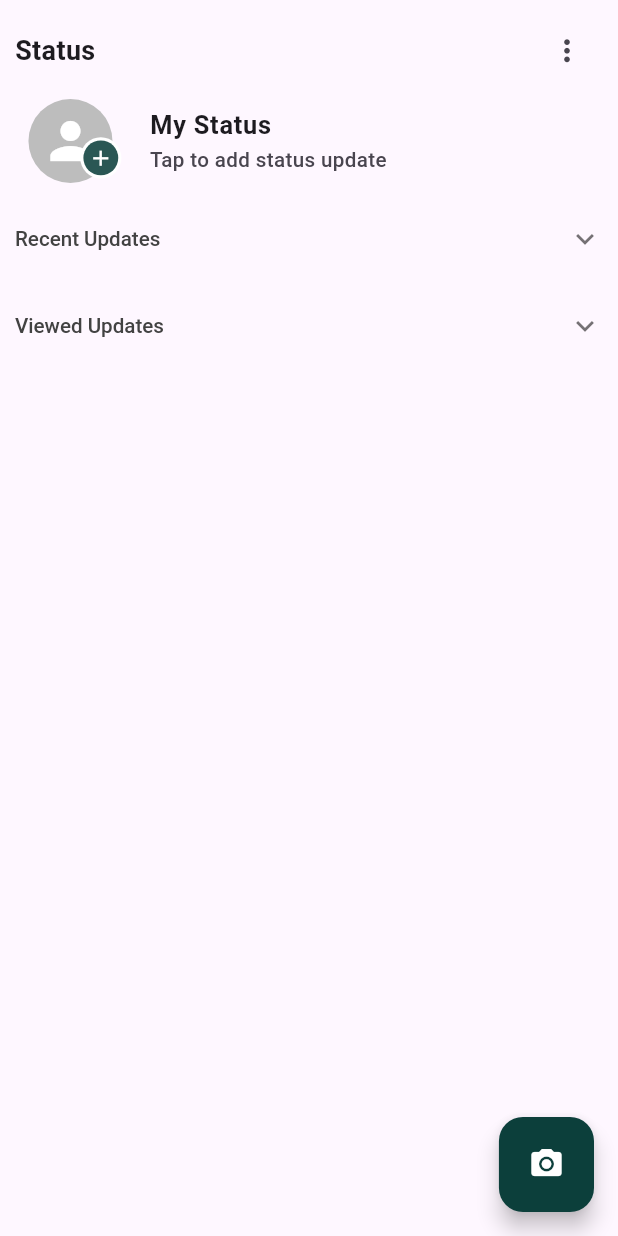
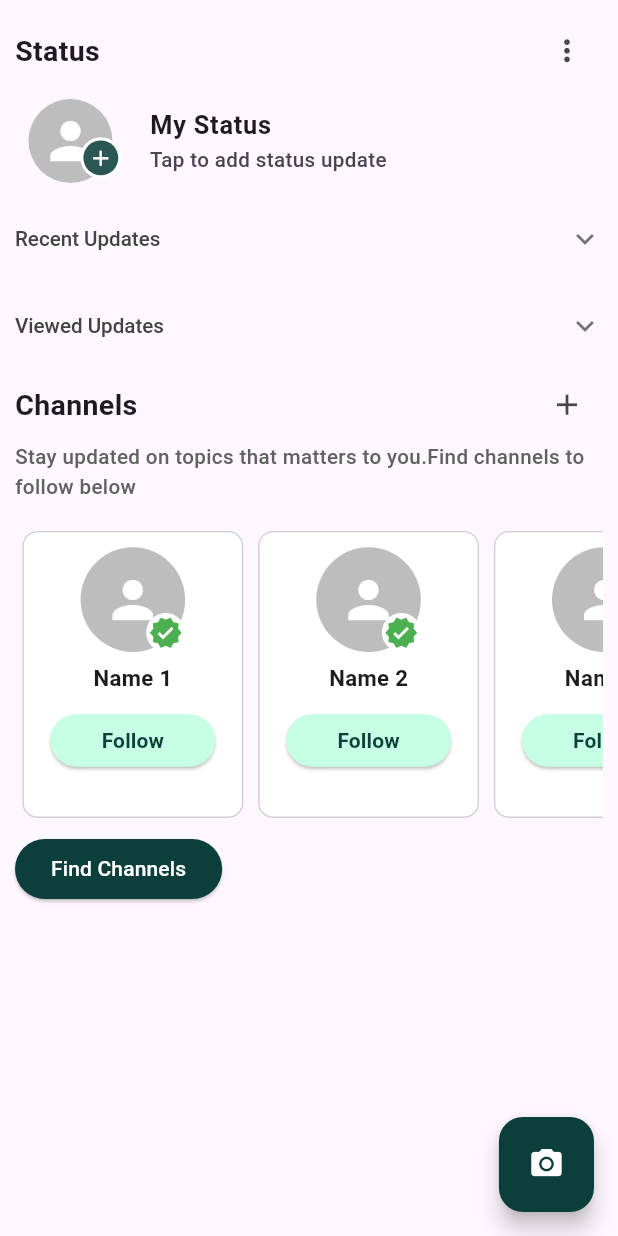
Before and after one commit to MohamdAshiq/WhatsApp-UI, a Flutter app: the UpdatesScreen screen opened directly, on a phone screen of 412 x 824 dp. Run offline on Flutter 3.47's test engine with Material 2 defaults, Android fonts, the phone set to English and light mode, and no system bars; our stand-ins replace flutter_screenutil.

Commit message:
Completed the UI Works of Channel Section

```diff
--- /dev/null
+++ b/lib/Screens/Updates Screen/channels_section.dart
@@ -0,0 +1,129 @@
+import 'package:flutter/material.dart';
+import 'package:flutter_screenutil/flutter_screenutil.dart';
+import 'package:whatsapp_ui/Constants/constants.dart';
+
+import '../../Widgets/icon_button_widget.dart';
+
+class ChannelsSection extends StatelessWidget {
+  const ChannelsSection({super.key});
+
+  @override
+  Widget build(BuildContext context) {
+    return Column(
+      crossAxisAlignment: CrossAxisAlignment.start,
+      children: [
+        Row(
+          mainAxisAlignment: MainAxisAlignment.spaceBetween,
+          children: [
+            Text(
+              "Channels",
+              style: TextStyle(
+                fontSize: 18.sp,
+                fontWeight: FontWeight.w600,
+              ),
+            ),
+            IconButtonWidget(
+              onpressed: () {},
+              icon: Icons.add,
+              size: 23,
+            )
+          ],
+        ),
+        Padding(
+          padding: const EdgeInsets.only(bottom: 10),
+          child: Text(
+            "Stay updated on topics that matters to you.Find channels to follow below",
+            style: TextStyle(
+              fontSize: 13.sp,
+              fontWeight: FontWeight.w500,
+              color: Colors.grey[700],
+            ),
+          ),
+        ),
+        SizedBox(
+          height: 200.h,
+          width: double.infinity,
+          child: ListView.builder(
+            scrollDirection: Axis.horizontal,
+            itemCount: 10,
+            itemBuilder: (context, index) => Container(
+              padding: const EdgeInsets.all(10),
+              margin: const EdgeInsets.symmetric(horizontal: 5, vertical: 10),
+              width: MediaQuery.of(context).size.width / 2.8,
+              decoration: BoxDecoration(
+                color: Colors.white,
+                border:
+                    Border.all(color: Colors.grey.withOpacity(0.5), width: 0.9),
+                borderRadius: const BorderRadius.all(
+                  Radius.circular(
+                    10,
+                  ),
+                ),
+              ),
+              child: Column(
+                children: [
+                  Stack(
+                    alignment: Alignment.bottomRight,
+                    children: [
+                      CircleAvatar(
+                        backgroundColor: Colors.grey[400],
+                        foregroundColor: Colors.white,
+                        radius: 33.r,
+                        child: const Icon(
+                          Icons.person,
+                          size: 40,
+                        ),
+                      ),
+                      const CircleAvatar(
+                        radius: 13,
+                        backgroundColor: Colors.white,
+                        child: Icon(
+                          Icons.verified,
+                          size: 23,
+                          color: Colors.green,
+                        ),
+                      )
+                    ],
+                  ),
+                  Padding(
+                    padding: const EdgeInsets.all(7),
+                    child: Text(
+                      "Name ${index + 1}",
+                      style: TextStyle(
+                        fontWeight: FontWeight.bold,
+                        fontSize: 14.sp,
+                      ),
+                    ),
+                  ),
+                  ElevatedButton(
+                    onPressed: () {},
+                    style: ElevatedButton.styleFrom(
+                      minimumSize: const Size(110, 35),
+                      enableFeedback: false,
+                      backgroundColor: const Color.fromARGB(255, 198, 255, 227),
+                      foregroundColor: Constants.whatsAppGreen.withOpacity(1),
+                    ),
+                    child: const Text(
+                      "Follow",
+                      style: TextStyle(
+                        fontWeight: FontWeight.w600,
+                      ),
+                    ),
+                  )
+                ],
+              ),
+            ),
+          ),
+        ),
+        ElevatedButton(
+          onPressed: () {},
+          style: ElevatedButton.styleFrom(
+              enableFeedback: false,
+              backgroundColor: Constants.whatsAppGreen.withOpacity(1),
+              foregroundColor: Colors.white),
+          child: const Text("Find Channels"),
+        ),
+      ],
+    );
+  }
+}
--- a/lib/Screens/Updates Screen/my_status_section.dart
+++ b/lib/Screens/Updates Screen/my_status_section.dart
@@ -15,7 +15,7 @@ class MyStatusSection extends StatelessWidget {
           children: [
             Text(
               "Status",
-              style: TextStyle(fontSize: 17.sp, fontWeight: FontWeight.w600),
+              style: TextStyle(fontSize: 18.sp, fontWeight: FontWeight.w600),
             ),
             IconButtonWidget(
               onpressed: () {},
--- a/lib/Screens/Updates Screen/updates_screen.dart
+++ b/lib/Screens/Updates Screen/updates_screen.dart
@@ -1,4 +1,5 @@
 import 'package:flutter/material.dart';
+import 'package:whatsapp_ui/Screens/Updates%20Screen/channels_section.dart';
 import 'package:whatsapp_ui/Screens/Updates%20Screen/my_status_section.dart';
 import 'package:whatsapp_ui/Screens/Updates%20Screen/recent_updates_section.dart';
 import 'package:whatsapp_ui/Screens/Updates%20Screen/viewed_updates_section.dart';
@@ -25,6 +26,7 @@ class UpdatesScreen extends StatelessWidget {
               MyStatusSection(),
               RecentUpdatesSection(),
               ViewedUpdatesSection(),
+              ChannelsSection()
             ],
           ),
         ),
```
